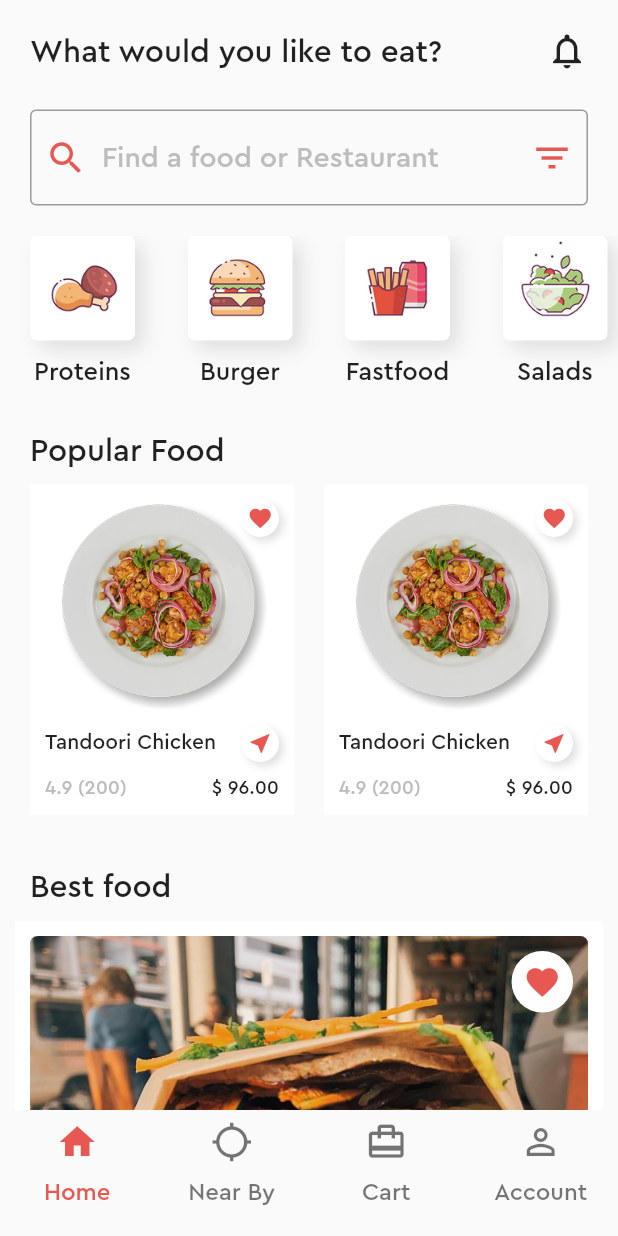
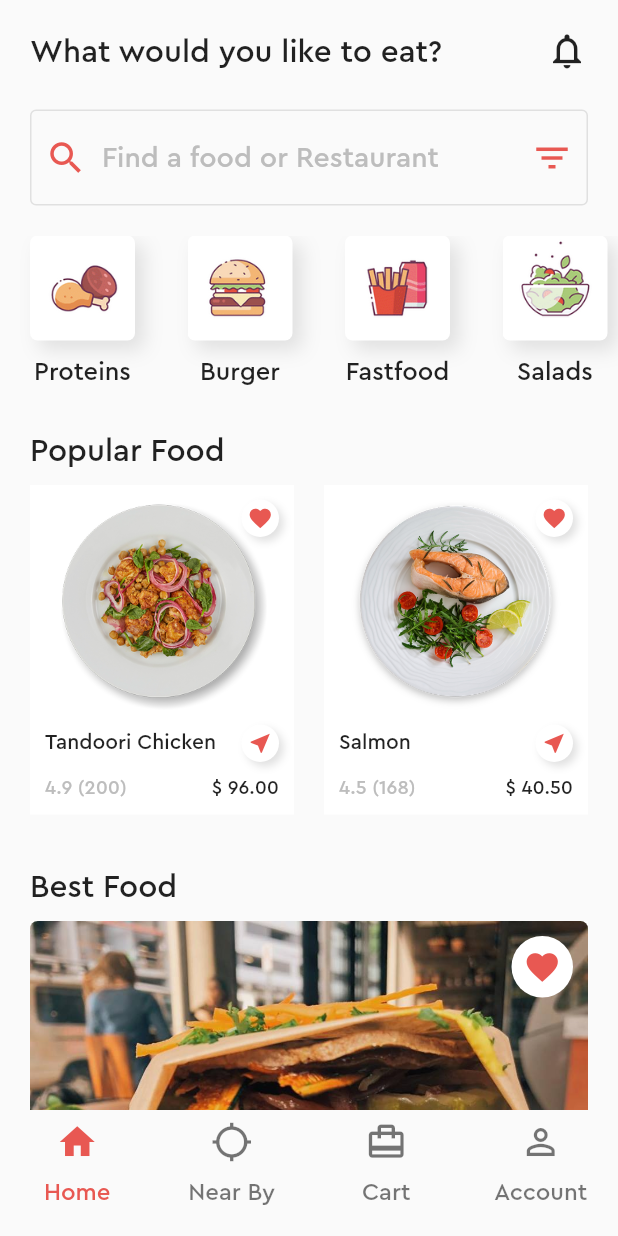
Before and after one commit to feMoraes0/food-bit-app, a Flutter app: the screen it shows after launch, on a phone screen of 412 x 824 dp. Run offline on Flutter 3.47's test engine with Material 2 defaults, Android fonts, the phone set to English and light mode, and no system bars.

Commit message:
Finished home screen - only layout

```diff
--- a/lib/app/tabs/home/home.dart
+++ b/lib/app/tabs/home/home.dart
@@ -1,6 +1,14 @@
 import 'package:flutter/material.dart';
 
-Widget card({double width, Color primaryColor}) {
+Widget card({
+  @required double width,
+  @required Color primaryColor,
+  @required String productUrl,
+  @required String productName,
+  @required String productPrice,
+  @required String productRate,
+  @required String productClients,
+}) {
   return Container(
     width: width,
     color: Colors.white,
@@ -14,7 +22,7 @@ Widget card({double width, Color primaryColor}) {
               height: 140.0,
               decoration: BoxDecoration(
                 image: DecorationImage(
-                  image: AssetImage('images/plate-001.png'),
+                  image: AssetImage(productUrl),
                 ),
               ),
             ),
@@ -52,7 +60,7 @@ Widget card({double width, Color primaryColor}) {
             crossAxisAlignment: CrossAxisAlignment.center,
             children: <Widget>[
               Text(
-                'Tandoori Chicken',
+                productName,
                 style: TextStyle(
                   fontSize: 14.0,
                 ),
@@ -84,14 +92,14 @@ Widget card({double width, Color primaryColor}) {
             mainAxisAlignment: MainAxisAlignment.spaceBetween,
             children: <Widget>[
               Text(
-                '4.9 \(200\)',
+                '$productRate \($productClients\)',
                 style: TextStyle(
                   fontSize: 13.0,
                   color: Colors.grey[400],
                 ),
               ),
               Text(
-                '\$ 96.00',
+                '\$ $productPrice',
                 style: TextStyle(
                   fontSize: 13.0,
                 ),
@@ -105,6 +113,63 @@ Widget card({double width, Color primaryColor}) {
 }
 
 class Home extends StatelessWidget {
+  final List<Map<String, String>> popularFood = [
+    {
+      'name': 'Tandoori Chicken',
+      'price': '96.00',
+      'rate': '4.9',
+      'clients': '200',
+      'image': 'images/plate-001.png'
+    },
+    {
+      'name': 'Salmon',
+      'price': '40.50',
+      'rate': '4.5',
+      'clients': '168',
+      'image': 'images/plate-002.png'
+    },
+    {
+      'name': 'Rice and meat',
+      'price': '130.00',
+      'rate': '4.8',
+      'clients': '150',
+      'image': 'images/plate-003.png'
+    },
+    {
+      'name': 'Vegan food',
+      'price': '400.00',
+      'rate': '4.2',
+      'clients': '150',
+      'image': 'images/plate-007.png'
+    },
+    {
+      'name': 'Rich food',
+      'price': '1000.00',
+      'rate': '4.6',
+      'clients': '10',
+      'image': 'images/plate-006.png'
+    }
+  ];
+
+  final List<Map<String, String>> foodOptions = [
+    {
+      'name': 'Proteins',
+      'image': 'images/Icon-001.png',
+    },
+    {
+      'name': 'Burger',
+      'image': 'images/Icon-002.png',
+    },
+    {
+      'name': 'Fastfood',
+      'image': 'images/Icon-003.png',
+    },
+    {
+      'name': 'Salads',
+      'image': 'images/Icon-004.png',
+    }
+  ];
+
   @override
   Widget build(BuildContext context) {
     ThemeData theme = Theme.of(context);
@@ -133,11 +198,16 @@ class Home extends StatelessWidget {
               ),
             ),
             Padding(
-              padding:
-                  const EdgeInsets.only(top: 25.0, left: 20.0, right: 20.0),
+              padding: const EdgeInsets.only(
+                top: 25.0,
+                left: 20.0,
+                right: 20.0,
+              ),
               child: TextField(
                 decoration: InputDecoration(
-                  border: OutlineInputBorder(),
+                  enabledBorder: OutlineInputBorder(
+                    borderSide: BorderSide(color: Colors.grey[300], width: 1.0),
+                  ),
                   prefixIcon: Icon(
                     Icons.search,
                     size: 28.0,
@@ -158,14 +228,19 @@ class Home extends StatelessWidget {
             ),
             Container(
               height: 105,
-              margin: const EdgeInsets.only(top: 20.0, bottom: 25.0),
-              child: ListView(
+              margin: const EdgeInsets.only(
+                top: 20.0,
+                bottom: 25.0,
+              ),
+              child: ListView.builder(
                   scrollDirection: Axis.horizontal,
                   padding: const EdgeInsets.only(
                     left: 20.0,
                   ),
-                children: <Widget>[
-                  Container(
+                  itemCount: this.foodOptions.length,
+                  itemBuilder: (context, index) {
+                    Map<String, String> option = this.foodOptions[index];
+                    return Container(
                       margin: const EdgeInsets.only(right: 35.0),
                       child: Column(
                         children: <Widget>[
@@ -177,66 +252,7 @@ class Home extends StatelessWidget {
                               borderRadius:
                                   BorderRadius.all(Radius.circular(5.0)),
                               image: DecorationImage(
-                                  image: AssetImage('images/Icon-001.png')),
-                              boxShadow: [
-                                BoxShadow(
-                                  blurRadius: 10.0,
-                                  color: Colors.grey[300],
-                                  offset: Offset(6.0, 6.0),
-                                )
-                              ]),
-                        ),
-                        Text(
-                          'Proteins',
-                          style: TextStyle(fontSize: 17.0),
-                        ),
-                      ],
-                    ),
-                  ),
-                  Container(
-                    margin: const EdgeInsets.only(right: 35.0),
-                    child: Column(
-                      children: <Widget>[
-                        Container(
-                          width: 70,
-                          height: 70,
-                          margin: const EdgeInsets.only(bottom: 10.0),
-                          decoration: BoxDecoration(
-                              borderRadius:
-                                  BorderRadius.all(Radius.circular(5.0)),
-                              image: DecorationImage(
-                                  image: AssetImage('images/Icon-002.png')),
-                              boxShadow: [
-                                BoxShadow(
-                                  blurRadius: 10.0,
-                                  color: Colors.grey[300],
-                                  offset: Offset(6.0, 6.0),
-                                )
-                              ]),
-                        ),
-                        Text(
-                          'Burger',
-                          style: TextStyle(fontSize: 17.0),
-                        ),
-                      ],
-                    ),
-                  ),
-                  Container(
-                    margin: const EdgeInsets.only(right: 35.0),
-                    child: Column(
-                      crossAxisAlignment: CrossAxisAlignment.center,
-                      children: <Widget>[
-                        Container(
-                          width: 70,
-                          height: 70,
-                          margin: const EdgeInsets.only(bottom: 10.0),
-                          decoration: BoxDecoration(
-                            borderRadius: BorderRadius.all(
-                              Radius.circular(5.0),
-                            ),
-                            image: DecorationImage(
-                              image: AssetImage('images/Icon-003.png'),
-                            ),
+                                  image: AssetImage(option['image'])),
                               boxShadow: [
                                 BoxShadow(
                                   blurRadius: 10.0,
@@ -247,43 +263,13 @@ class Home extends StatelessWidget {
                             ),
                           ),
                           Text(
-                          'Fastfood',
+                            option['name'],
                             style: TextStyle(fontSize: 17.0),
                           ),
                         ],
                       ),
-                  ),
-                  Container(
-                    margin: const EdgeInsets.only(right: 35.0),
-                    child: Column(
-                      crossAxisAlignment: CrossAxisAlignment.center,
-                      children: <Widget>[
-                        Container(
-                          width: 70,
-                          height: 70,
-                          margin: const EdgeInsets.only(bottom: 10.0),
-                          decoration: BoxDecoration(
-                              borderRadius:
-                                  BorderRadius.all(Radius.circular(5.0)),
-                              image: DecorationImage(
-                                  image: AssetImage('images/Icon-004.png')),
-                              boxShadow: [
-                                BoxShadow(
-                                  blurRadius: 10.0,
-                                  color: Colors.grey[300],
-                                  offset: Offset(6.0, 6.0),
-                                )
-                              ]),
-                        ),
-                        Text(
-                          'Salads',
-                          style: TextStyle(fontSize: 17.0),
-                        ),
-                      ],
-                    ),
-                  ),
-                ],
-              ),
+                    );
+                  }),
             ),
             Padding(
               padding: const EdgeInsets.only(left: 20.0, bottom: 10.0),
@@ -292,19 +278,24 @@ class Home extends StatelessWidget {
                 style: TextStyle(fontSize: 21.0),
               ),
             ),
-            Padding(
-              padding: const EdgeInsets.symmetric(horizontal: 10.0),
-              child: Row(
-                children: <Widget>[
-                  card(
+            Container(
+              height: 220.0,
+              child: ListView.builder(
+                padding: const EdgeInsets.only(left: 10.0),
+                scrollDirection: Axis.horizontal,
+                itemCount: this.popularFood.length,
+                itemBuilder: (context, index) {
+                  Map<String, String> product = this.popularFood[index];
+                  return card(
                     width: size.width / 2 - 30.0,
                     primaryColor: theme.primaryColor,
-                  ),
-                  card(
-                    width: size.width / 2 - 30.0,
-                    primaryColor: theme.primaryColor,
-                  ),
-                ],
+                    productName: product['name'],
+                    productPrice: product['price'],
+                    productUrl: product['image'],
+                    productClients: product['clients'],
+                    productRate: product['rate'],
+                  );
+                },
               ),
             ),
             Padding(
@@ -314,21 +305,26 @@ class Home extends StatelessWidget {
                 top: 35.0,
               ),
               child: Text(
-                'Best food',
+                'Best Food',
                 style: TextStyle(fontSize: 21.0),
               ),
             ),
             Container(
               width: size.width - 40,
               color: Colors.white,
-              padding: const EdgeInsets.all(10.0),
-              margin: const EdgeInsets.symmetric(horizontal: 10.0),
+              padding: const EdgeInsets.only(bottom: 10.0),
+              margin: const EdgeInsets.only(
+                left: 20.0,
+                right: 20.0,
+                bottom: 15.0,
+              ),
               child: Column(
                 children: <Widget>[
                   Stack(
                     children: <Widget>[
                       Container(
                         height: size.width - 40,
+                        width: size.width - 40,
                         decoration: BoxDecoration(
                           borderRadius: BorderRadius.all(
                             Radius.circular(5.0),
@@ -360,6 +356,8 @@ class Home extends StatelessWidget {
                     padding: const EdgeInsets.only(
                       top: 10.0,
                       bottom: 4.0,
+                      left: 10.0,
+                      right: 10.0,
                     ),
                     child: Row(
                       mainAxisAlignment: MainAxisAlignment.spaceBetween,
@@ -393,7 +391,11 @@ class Home extends StatelessWidget {
                     ),
                   ),
                   Padding(
-                    padding: const EdgeInsets.only(top: 5.0),
+                    padding: const EdgeInsets.only(
+                      top: 5.0,
+                      left: 10.0,
+                      right: 10.0,
+                    ),
                     child: Row(
                       mainAxisAlignment: MainAxisAlignment.spaceBetween,
                       children: <Widget>[
```
Also changed, not shown: images/plate-002.jpg (deleted), images/plate-002.png (added), images/plate-003.jpg (deleted), images/plate-003.png (added), images/plate-006.png (added), images/plate-007.png (added). Lines whose indentation alone changed are shown as unchanged.
